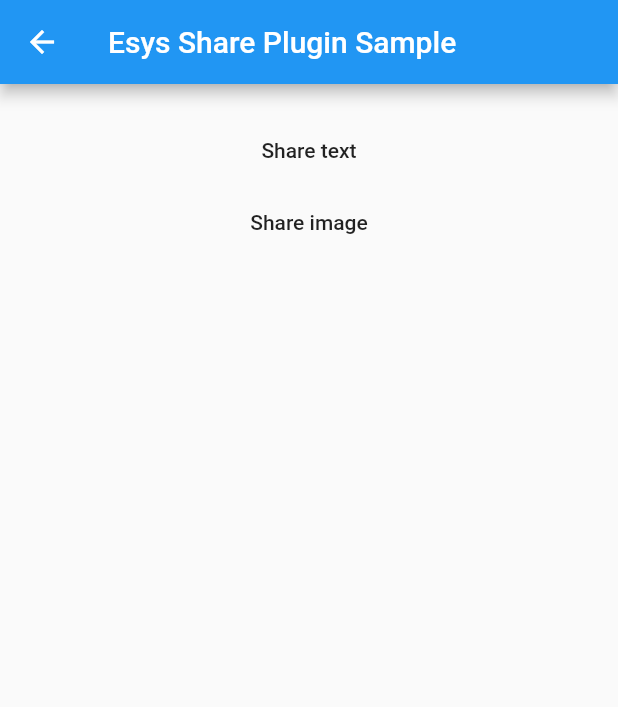
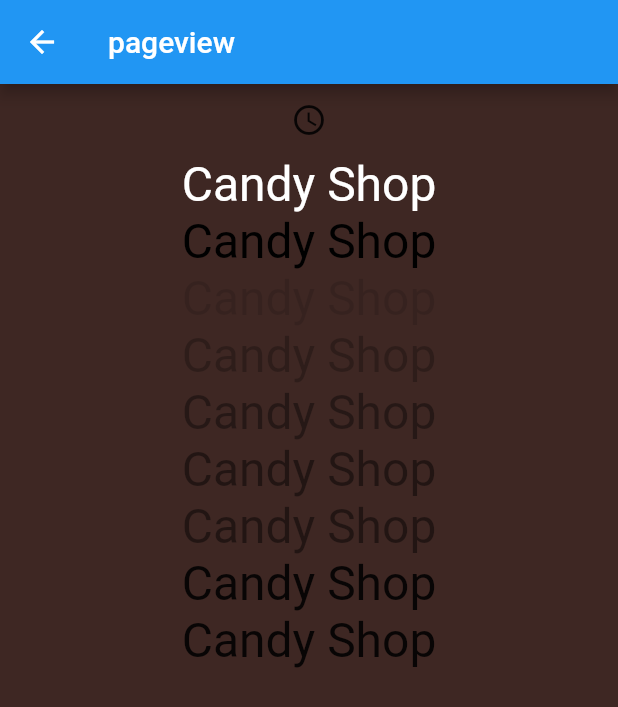
Before and after one commit to vtesoho/flutter-demo, a Flutter app: the screen it shows after launch, on a phone screen of 412 x 824 dp. Shown: the top 707 px of the screen. Run offline on Flutter 3.47's test engine with Material 2 defaults, Android fonts, the phone set to English and light mode, and no system bars; missing offline and left inert: esys_flutter_share.

Commit message:
'page_view'

```diff
--- a/lib/main.dart
+++ b/lib/main.dart
@@ -1,6 +1,7 @@
 import 'package:flutter/material.dart';
 import 'package:fluttershuachi/pages/animation.dart';
 import 'package:fluttershuachi/pages/home.dart';
+import 'package:fluttershuachi/pages/page_view.dart';
 import 'package:fluttershuachi/pages/share_demo.dart';
 import 'package:fluttershuachi/pages/test_status_demo.dart';
 
@@ -13,12 +14,13 @@ class App extends StatelessWidget {
   Widget build(BuildContext context) {
     return MaterialApp(
       debugShowCheckedModeBanner: false,
-      initialRoute: '/shart',
+      initialRoute: '/pageview',
       routes: {
         '/': (context) => Home(),
         '/animation': (context) => AnimationDemo(),
         '/teststatus': (context) => TestStatusDemo(),
         '/shart': (context) => ShartDemo(),
+        '/pageview': (context) => ViewDemo(),
       },
       theme: ThemeData(
         highlightColor: Color.fromARGB(255, 255, 255, 255)
--- /dev/null
+++ b/lib/model/post.dart
@@ -0,0 +1,108 @@
+class Post {
+  Post({
+    this.title,
+    this.author,
+    this.imageUrl,
+    this.description,
+  });
+
+  final String title;
+  final String author;
+  final String imageUrl;
+  final String description;
+
+  bool selected = false;
+}
+
+final List<Post> posts = [
+  Post(
+    title: 'Candy Shop',
+    author: 'Mohamed Chahin',
+    description: 'Esse ut nulla velit reprehenderit veniam sint nostrud nulla exercitation ipsum. Officia deserunt aliquip aliquip excepteur eiusmod dolor. Elit amet ipsum labore sint occaecat dolore tempor officia irure voluptate ad. Veniam laboris deserunt aute excepteur sit deserunt dolor esse dolor velit sint nulla anim ut. Reprehenderit voluptate adipisicing culpa magna ea nulla ullamco consectetur. Cupidatat adipisicing consequat adipisicing sit consectetur dolor occaecat.',
+    imageUrl: 'https://resources.ninghao.org/images/candy-shop.jpg',
+  ),
+  Post(
+    title: 'Childhood in a picture',
+    author: 'Mohamed Chahin',
+    description: 'Esse ut nulla velit reprehenderit veniam sint nostrud nulla exercitation ipsum. Officia deserunt aliquip aliquip excepteur eiusmod dolor. Elit amet ipsum labore sint occaecat dolore tempor officia irure voluptate ad. Veniam laboris deserunt aute excepteur sit deserunt dolor esse dolor velit sint nulla anim ut. Reprehenderit voluptate adipisicing culpa magna ea nulla ullamco consectetur. Cupidatat adipisicing consequat adipisicing sit consectetur dolor occaecat.',
+    imageUrl: 'https://resources.ninghao.org/images/childhood-in-a-picture.jpg',
+  ),
+  Post(
+    title: 'Contained',
+    author: 'Mohamed Chahin',
+    description: 'Esse ut nulla velit reprehenderit veniam sint nostrud nulla exercitation ipsum. Officia deserunt aliquip aliquip excepteur eiusmod dolor. Elit amet ipsum labore sint occaecat dolore tempor officia irure voluptate ad. Veniam laboris deserunt aute excepteur sit deserunt dolor esse dolor velit sint nulla anim ut. Reprehenderit voluptate adipisicing culpa magna ea nulla ullamco consectetur. Cupidatat adipisicing consequat adipisicing sit consectetur dolor occaecat.',
+    imageUrl: 'https://resources.ninghao.org/images/contained.jpg',
+  ),
+  Post(
+    title: 'Dragon',
+    author: 'Mohamed Chahin',
+    description: 'Esse ut nulla velit reprehenderit veniam sint nostrud nulla exercitation ipsum. Officia deserunt aliquip aliquip excepteur eiusmod dolor. Elit amet ipsum labore sint occaecat dolore tempor officia irure voluptate ad. Veniam laboris deserunt aute excepteur sit deserunt dolor esse dolor velit sint nulla anim ut. Reprehenderit voluptate adipisicing culpa magna ea nulla ullamco consectetur. Cupidatat adipisicing consequat adipisicing sit consectetur dolor occaecat.',
+    imageUrl: 'https://resources.ninghao.org/images/dragon.jpg',
+  ),
+  Post(
+    title: 'Free Hugs',
+    author: 'Mohamed Chahin',
+    description: 'Esse ut nulla velit reprehenderit veniam sint nostrud nulla exercitation ipsum. Officia deserunt aliquip aliquip excepteur eiusmod dolor. Elit amet ipsum labore sint occaecat dolore tempor officia irure voluptate ad. Veniam laboris deserunt aute excepteur sit deserunt dolor esse dolor velit sint nulla anim ut. Reprehenderit voluptate adipisicing culpa magna ea nulla ullamco consectetur. Cupidatat adipisicing consequat adipisicing sit consectetur dolor occaecat.',
+    imageUrl: 'https://resources.ninghao.org/images/free_hugs.jpg',
+  ),
+  Post(
+    title: 'Gravity Falls',
+    author: 'Mohamed Chahin',
+    description: 'Esse ut nulla velit reprehenderit veniam sint nostrud nulla exercitation ipsum. Officia deserunt aliquip aliquip excepteur eiusmod dolor. Elit amet ipsum labore sint occaecat dolore tempor officia irure voluptate ad. Veniam laboris deserunt aute excepteur sit deserunt dolor esse dolor velit sint nulla anim ut. Reprehenderit voluptate adipisicing culpa magna ea nulla ullamco consectetur. Cupidatat adipisicing consequat adipisicing sit consectetur dolor occaecat.',
+    imageUrl: 'https://resources.ninghao.org/images/gravity-falls.png',
+  ),
+  Post(
+    title: 'Icecream Truck',
+    author: 'Mohamed Chahin',
+    description: 'Esse ut nulla velit reprehenderit veniam sint nostrud nulla exercitation ipsum. Officia deserunt aliquip aliquip excepteur eiusmod dolor. Elit amet ipsum labore sint occaecat dolore tempor officia irure voluptate ad. Veniam laboris deserunt aute excepteur sit deserunt dolor esse dolor velit sint nulla anim ut. Reprehenderit voluptate adipisicing culpa magna ea nulla ullamco consectetur. Cupidatat adipisicing consequat adipisicing sit consectetur dolor occaecat.',
+    imageUrl: 'https://resources.ninghao.org/images/icecreamtruck.png',
+  ),
+  Post(
+    title: 'keyclack',
+    author: 'Mohamed Chahin',
+    description: 'Esse ut nulla velit reprehenderit veniam sint nostrud nulla exercitation ipsum. Officia deserunt aliquip aliquip excepteur eiusmod dolor. Elit amet ipsum labore sint occaecat dolore tempor officia irure voluptate ad. Veniam laboris deserunt aute excepteur sit deserunt dolor esse dolor velit sint nulla anim ut. Reprehenderit voluptate adipisicing culpa magna ea nulla ullamco consectetur. Cupidatat adipisicing consequat adipisicing sit consectetur dolor occaecat.',
+    imageUrl: 'https://resources.ninghao.org/images/keyclack.jpg',
+  ),
+  Post(
+    title: 'Overkill',
+    author: 'Mohamed Chahin',
+    description: 'Esse ut nulla velit reprehenderit veniam sint nostrud nulla exercitation ipsum. Officia deserunt aliquip aliquip excepteur eiusmod dolor. Elit amet ipsum labore sint occaecat dolore tempor officia irure voluptate ad. Veniam laboris deserunt aute excepteur sit deserunt dolor esse dolor velit sint nulla anim ut. Reprehenderit voluptate adipisicing culpa magna ea nulla ullamco consectetur. Cupidatat adipisicing consequat adipisicing sit consectetur dolor occaecat.',
+    imageUrl: 'https://resources.ninghao.org/images/overkill.png',
+  ),
+  Post(
+    title: 'Say Hello to Barry',
+    author: 'Mohamed Chahin',
+    description: 'Esse ut nulla velit reprehenderit veniam sint nostrud nulla exercitation ipsum. Officia deserunt aliquip aliquip excepteur eiusmod dolor. Elit amet ipsum labore sint occaecat dolore tempor officia irure voluptate ad. Veniam laboris deserunt aute excepteur sit deserunt dolor esse dolor velit sint nulla anim ut. Reprehenderit voluptate adipisicing culpa magna ea nulla ullamco consectetur. Cupidatat adipisicing consequat adipisicing sit consectetur dolor occaecat.',
+    imageUrl: 'https://resources.ninghao.org/images/say-hello-to-barry.jpg',
+  ),
+  Post(
+    title: 'Space Skull',
+    author: 'Mohamed Chahin',
+    description: 'Esse ut nulla velit reprehenderit veniam sint nostrud nulla exercitation ipsum. Officia deserunt aliquip aliquip excepteur eiusmod dolor. Elit amet ipsum labore sint occaecat dolore tempor officia irure voluptate ad. Veniam laboris deserunt aute excepteur sit deserunt dolor esse dolor velit sint nulla anim ut. Reprehenderit voluptate adipisicing culpa magna ea nulla ullamco consectetur. Cupidatat adipisicing consequat adipisicing sit consectetur dolor occaecat.',
+    imageUrl: 'https://resources.ninghao.org/images/space-skull.jpg',
+  ),
+  Post(
+    title: 'The Old Fashioned',
+    author: 'Mohamed Chahin',
+    description: 'Esse ut nulla velit reprehenderit veniam sint nostrud nulla exercitation ipsum. Officia deserunt aliquip aliquip excepteur eiusmod dolor. Elit amet ipsum labore sint occaecat dolore tempor officia irure voluptate ad. Veniam laboris deserunt aute excepteur sit deserunt dolor esse dolor velit sint nulla anim ut. Reprehenderit voluptate adipisicing culpa magna ea nulla ullamco consectetur. Cupidatat adipisicing consequat adipisicing sit consectetur dolor occaecat.',
+    imageUrl: 'https://resources.ninghao.org/images/the-old-fashioned.png',
+  ),
+  Post(
+    title: 'Tornado',
+    author: 'Mohamed Chahin',
+    description: 'Esse ut nulla velit reprehenderit veniam sint nostrud nulla exercitation ipsum. Officia deserunt aliquip aliquip excepteur eiusmod dolor. Elit amet ipsum labore sint occaecat dolore tempor officia irure voluptate ad. Veniam laboris deserunt aute excepteur sit deserunt dolor esse dolor velit sint nulla anim ut. Reprehenderit voluptate adipisicing culpa magna ea nulla ullamco consectetur. Cupidatat adipisicing consequat adipisicing sit consectetur dolor occaecat.',
+    imageUrl: 'https://resources.ninghao.org/images/tornado.jpg',
+  ),
+  Post(
+    title: 'Undo',
+    author: 'Mohamed Chahin',
+    description: 'Esse ut nulla velit reprehenderit veniam sint nostrud nulla exercitation ipsum. Officia deserunt aliquip aliquip excepteur eiusmod dolor. Elit amet ipsum labore sint occaecat dolore tempor officia irure voluptate ad. Veniam laboris deserunt aute excepteur sit deserunt dolor esse dolor velit sint nulla anim ut. Reprehenderit voluptate adipisicing culpa magna ea nulla ullamco consectetur. Cupidatat adipisicing consequat adipisicing sit consectetur dolor occaecat.',
+    imageUrl: 'https://resources.ninghao.org/images/undo.jpg',
+  ),
+  Post(
+    title: 'White Dragon',
+    author: 'Mohamed Chahin',
+    description: 'Esse ut nulla velit reprehenderit veniam sint nostrud nulla exercitation ipsum. Officia deserunt aliquip aliquip excepteur eiusmod dolor. Elit amet ipsum labore sint occaecat dolore tempor officia irure voluptate ad. Veniam laboris deserunt aute excepteur sit deserunt dolor esse dolor velit sint nulla anim ut. Reprehenderit voluptate adipisicing culpa magna ea nulla ullamco consectetur. Cupidatat adipisicing consequat adipisicing sit consectetur dolor occaecat.',
+    imageUrl: 'https://resources.ninghao.org/images/white-dragon.jpg',
+  )
+];
--- /dev/null
+++ b/lib/pages/page_view.dart
@@ -0,0 +1,350 @@
+import 'dart:async';
+
+import 'package:flutter/material.dart';
+import '../model/post.dart';
+
+class ViewDemo extends StatelessWidget {
+  @override
+  Widget build(BuildContext context) {
+    return Scaffold(
+      appBar: AppBar(
+        title: Text('pageview'),
+      ),
+      body: PageViewAndListViewDemo(),
+    );
+  }
+}
+
+class GridViewBuilderDemo extends StatelessWidget {
+  Widget _gridItemBuilder(BuildContext context, int index) {
+    return Container(
+      child: Image.network(
+        posts[index].imageUrl,
+        fit: BoxFit.cover
+      ),
+    );
+  }
+
+  @override
+  Widget build(BuildContext context) {
+    return GridView.builder(
+      padding: EdgeInsets.all(8.0),
+      itemCount: posts.length,
+      itemBuilder: _gridItemBuilder,
+      gridDelegate: SliverGridDelegateWithMaxCrossAxisExtent(
+        // crossAxisCount: 3,
+        maxCrossAxisExtent: 200.0,
+        crossAxisSpacing: 8.0,
+        mainAxisSpacing: 8.0,
+      ),
+    );
+  }
+}
+
+class GridViewExtentDemo extends StatelessWidget {
+  List<Widget> _buildTiles(int length) {
+    return List.generate(length, (int index) {
+      return Container(
+        color: Colors.grey[300],
+        alignment: Alignment(0.0, 0.0),
+        child: Text('Item $index',
+            style: TextStyle(fontSize: 18.0, color: Colors.grey)),
+      );
+    });
+  }
+
+  @override
+  Widget build(BuildContext context) {
+    return GridView.extent(
+      maxCrossAxisExtent: 150.0,
+      crossAxisSpacing: 16.0,
+      mainAxisSpacing: 16.0,
+      // scrollDirection: Axis.horizontal,
+      children: _buildTiles(100),
+    );
+  }
+}
+
+class GridViewCountDemo extends StatelessWidget {
+  List<Widget> _buildTiles(int length) {
+    return List.generate(length, (int index) {
+      return Container(
+        color: Colors.grey[300],
+        alignment: Alignment(0.0, 0.0),
+        child: Text('Item $index',
+style: TextStyle(fontSize: 18.0, color: Colors.grey)),
+      );
+    });
+  }
+
+  @override
+  Widget build(BuildContext context) {
+    return GridView.count(
+      crossAxisCount: 2,
+      crossAxisSpacing: 16.0,
+      mainAxisSpacing: 16.0,
+      scrollDirection: Axis.horizontal,
+      children: _buildTiles(100),
+    );
+  }
+}
+
+class PageViewBuilderDemo extends StatelessWidget {
+  Widget _pageItemBuilder(BuildContext context, int index) {
+    return Stack(
+      children: <Widget>[
+        SizedBox.expand(
+          child: Image.network(posts[index].imageUrl, fit: BoxFit.cover),
+        ),
+        Positioned(
+          bottom: 8.0,
+          left: 8.0,
+          child: Column(
+            crossAxisAlignment: CrossAxisAlignment.start,
+            children: <Widget>[
+              Text(posts[index].title,
+                  style: TextStyle(fontWeight: FontWeight.bold)),
+              Text(posts[index].author),
+            ],
+          ),
+        ),
+      ],
+    );
+  }
+
+  @override
+  Widget build(BuildContext context) {
+    // TODO: implement build
+    return PageView.builder(
+      itemCount: posts.length,
+      itemBuilder: _pageItemBuilder,
+    );
+  }
+}
+
+class PageViewDemo extends StatelessWidget {
+  @override
+  Widget build(BuildContext context) {
+    // TODO: implement build
+    return PageView(
+      pageSnapping: true,
+      // reverse: true,
+      scrollDirection: Axis.vertical,
+      onPageChanged: (currentPage) => debugPrint('Page: $currentPage'),
+      controller: PageController(
+        initialPage: 0,
+        keepPage: false,
+      ),
+      children: <Widget>[
+        Container(
+          height:2200,
+          color: Colors.brown[900],
+          alignment: Alignment(0.0, 0.0),
+          child: Text('ONE',
+              style: TextStyle(fontSize: 32.0, color: Colors.white)),
+        ),
+        Container(
+          color: Colors.grey[900],
+          alignment: Alignment(0.0, 0.0),
+          child: Text('TWO',
+              style: TextStyle(fontSize: 32.0, color: Colors.white)),
+        ),
+        Container(
+          color: Colors.blueGrey[900],
+          alignment: Alignment(0.0, 0.0),
+          child: Text('THREE',
+              style: TextStyle(fontSize: 32.0, color: Colors.white)),
+        ),
+      ],
+    );
+  }
+}
+
+
+class PageViewAndListViewDemo extends StatefulWidget {
+  final Widget child;
+  PageViewAndListViewDemo({Key key, this.child}) : super(key: key);
+
+  _PageViewAndListViewDemoState createState() => _PageViewAndListViewDemoState();
+}
+
+class _PageViewAndListViewDemoState extends State<PageViewAndListViewDemo> {
+  ScrollController _listViewController =ScrollController();
+  PageController _pageControllerDemo =PageController();
+  int pageindex = 0;
+  bool bottomNext=false;
+  Map scrollLocation = {'scrollStart': 0, 'scrollEnd': 0};
+
+  double scrollPixels = 0;
+
+
+  @override
+  void initState() {
+    super.initState();
+    // TODO: implement initState
+    _pageControllerDemo.addListener(() {
+
+    });
+    // _pageControllerDemo.animateToPage(2);
+    _listViewController.addListener(() {
+      if (!_listViewController.hasClients || _listViewController.positions.length > 1){
+        scrollPixels = 0;
+      }else{
+        setState(() {
+          scrollPixels = _listViewController.position.pixels;
+        });
+      }
+
+
+
+      // print(_listViewController.position.pixels);
+    });
+  }
+  //vteso 3.20 add  --------
+  _onDragStart(BuildContext context, DragStartDetails start) {
+    scrollLocation['scrollStart'] = start.globalPosition.dx;
+  }
+
+  _onDragUpdate(BuildContext context, DragUpdateDetails update) {
+    scrollLocation['scrollEnd'] = update.globalPosition.dx;
+    // print(local.dx.toString() + "*" + local.dy.toString());
+  }
+
+  _onDragEnd(BuildContext context,DragEndDetails  end) {
+    if(scrollLocation['scrollStart'] - scrollLocation['scrollEnd'] < 0){
+      //右划
+      print('右划');
+    }else{
+      //左划
+      print('左划');
+    }
+  }
+  //vteso 3.20  add end --------
+
+
+  Widget _pageItemBuilder(BuildContext context, int index) {
+    return Listener(
+      onPointerUp: (details) {
+        // print(details.position.dy);
+        _prveitme();
+      },
+      child: ListView(
+        controller: _listViewController,
+        physics:BouncingScrollPhysics(),
+        children: <Widget>[
+          GestureDetector(
+            onHorizontalDragStart: (DragStartDetails start) => {
+              _onDragStart(context, start),
+            },
+            onHorizontalDragUpdate: (DragUpdateDetails update) => {
+              _onDragUpdate(context, update),
+            },
+            onHorizontalDragEnd: (DragEndDetails endDetails) {
+              _onDragEnd(context, endDetails);
+            },
+            child: Column(
+              children: <Widget>[
+                Container(
+                  height:2000,
+                  color: Colors.brown[900],
+                  alignment: Alignment(0.0, 0.0),
+                  child: Column(
+                    children: <Widget>[
+                      IconButton(
+                        icon: Icon(Icons.access_time),
+                        onPressed: (){
+                          _listViewController.animateTo(20.0, duration: Duration(microseconds: 20), curve: Curves.ease);
+                        },
+                      ),
+                      Text(posts[index].title,
+                        style: TextStyle(fontSize: 32.0, color: Colors.white)
+                      ),
+                      Text(posts[index].title,
+                        style: TextStyle(fontSize: 32.0, color: Colors.black)
+                      ),
+                      Text(posts[index].title,
+                        style: TextStyle(fontSize: 32.0, color: Colors.black12)
+                      ),
+                      Text(posts[index].title,
+                        style: TextStyle(fontSize: 32.0, color: Colors.black26)
+                      ),
+                      Text(posts[index].title,
+                        style: TextStyle(fontSize: 32.0, color: Colors.black38)
+                      ),
+                      Text(posts[index].title,
+                        style: TextStyle(fontSize: 32.0, color: Colors.black45)
+                      ),
+                      Text(posts[index].title,
+                        style: TextStyle(fontSize: 32.0, color: Colors.black45)
+                      ),
+                      Text(posts[index].title,
+                        style: TextStyle(fontSize: 32.0, color: Colors.black87)
+                      ),
+                      Text(posts[index].title,
+                        style: TextStyle(fontSize: 32.0, color: Colors.black87)
+                      ),
+
+                    ],
+                  )
+                ),
+                bottomNext
+                ? Container(
+                  height:40,
+                  child: Icon(Icons.arrow_drop_down),
+                )
+                : Container(),
+              ],
+            )
+          ),
+        ],
+      ),
+    );
+  }
+
+  _prveitme ()  {
+
+    if(scrollPixels > _listViewController.position.maxScrollExtent + 40){
+      print('触发执行111111');
+
+      setState(() {
+        print('aaaa');
+        bottomNext = false;
+        _pageControllerDemo.nextPage(
+          duration: Duration(milliseconds: 500),
+          curve: Curves.ease
+        );
+        return null;
+      });
+    }
+    if(scrollPixels <  -40){
+      print('触发执行2222');
+      setState(() {
+        print('aaaa');
+        bottomNext = false;
+        _pageControllerDemo.previousPage(
+          duration: Duration(milliseconds: 500),
+          curve: Curves.ease
+        );
+        return null;
+      });
+    }
+
+  }
+
+  @override
+  Widget build(BuildContext context) {
+    return Container(
+      child: PageView.builder(
+        itemCount: 20,
+        pageSnapping: true,
+        // reverse: true,
+        scrollDirection: Axis.vertical,
+        onPageChanged: (currentPage) => {
+          debugPrint('Page: $currentPage'),
+        },
+        controller: _pageControllerDemo,
+        itemBuilder: _pageItemBuilder,
+      )
+    );
+  }
+}
```
